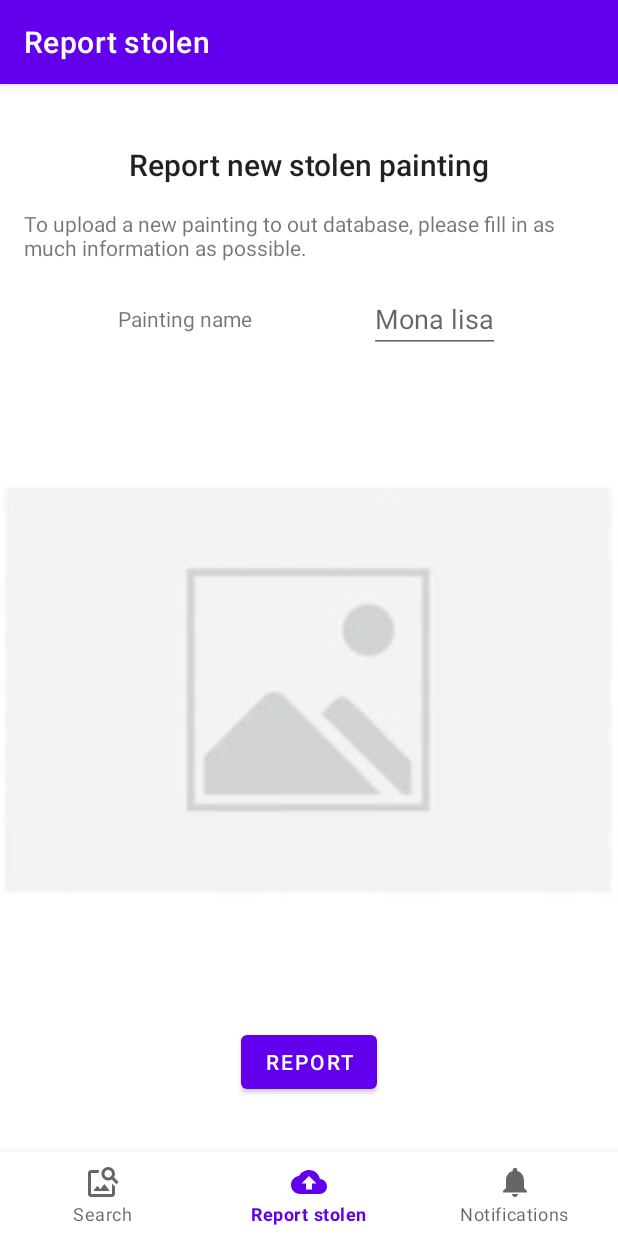
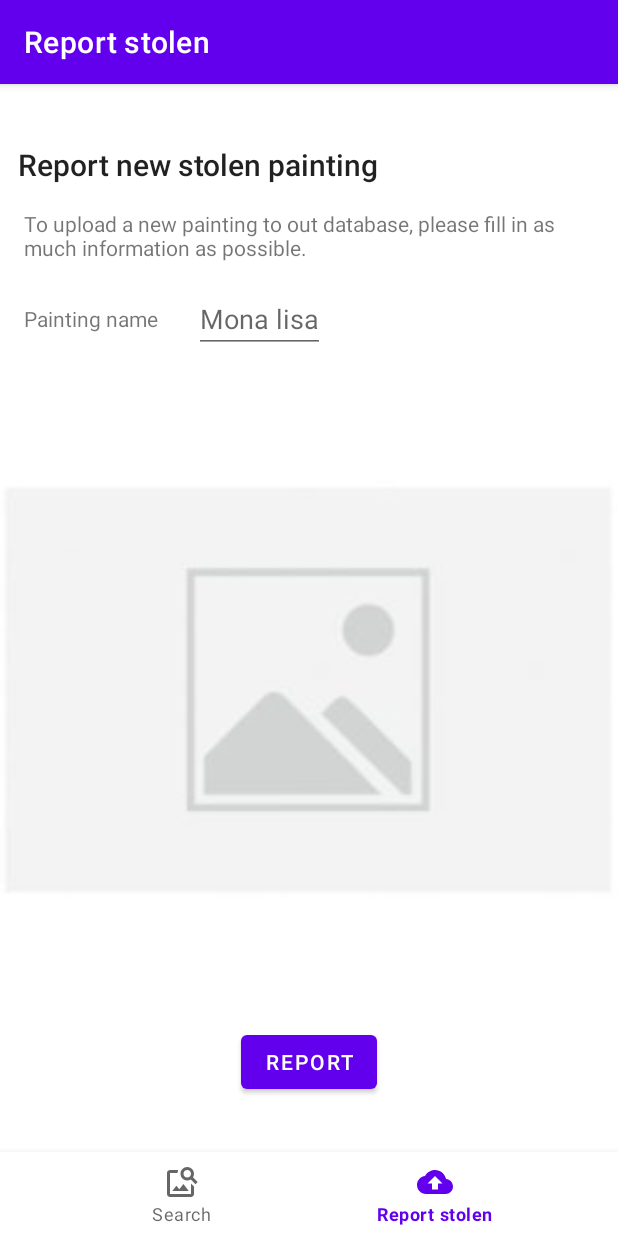
Before and after one commit to opendatalabcz/stolen-art, an Android app: the ReportStolenFragment screen opened through its navigation route, on a phone screen of 412 x 824 dp. Run offline under Robolectric (Android 15) with nearby library versions, the light colour scheme and no system bars; our stand-ins replace navigation-ui.

Commit message:
Minor design changes

```diff
--- a/Stolen-Art-Finder/app/src/main/res/layout/fragment_report_stolen.xml
+++ b/Stolen-Art-Finder/app/src/main/res/layout/fragment_report_stolen.xml
@@ -14,8 +14,8 @@
         android:layout_width="wrap_content"
         android:layout_height="wrap_content"
         android:layout_marginTop="40dp"
+        android:layout_marginStart="12dp"
         android:text="@string/title_report_stolen_fragment"
-        app:layout_constraintEnd_toEndOf="parent"
         app:layout_constraintStart_toStartOf="parent"
         app:layout_constraintTop_toTopOf="parent">
 
@@ -37,22 +37,23 @@
         android:layout_width="wrap_content"
         android:layout_height="wrap_content"
         android:layout_marginTop="12dp"
+        android:layout_marginStart="16dp"
         android:text="@string/painting_name"
         app:layout_constraintEnd_toStartOf="@+id/painting_name_edit_text"
         app:layout_constraintHorizontal_bias="0.5"
         app:layout_constraintStart_toStartOf="parent"
-        app:layout_constraintTop_toBottomOf="@+id/textView3"></TextView>
+        app:layout_constraintTop_toBottomOf="@+id/textView3"/>
 
     <EditText
         android:id="@+id/painting_name_edit_text"
         android:layout_width="wrap_content"
         android:layout_height="wrap_content"
         android:hint="@string/painting_name_hint"
+        android:layout_marginStart="24dp"
         app:layout_constraintBottom_toBottomOf="@+id/textView"
-        app:layout_constraintEnd_toEndOf="parent"
         app:layout_constraintHorizontal_bias="0.5"
         app:layout_constraintStart_toEndOf="@+id/textView"
-        app:layout_constraintTop_toTopOf="@+id/textView"></EditText>
+        app:layout_constraintTop_toTopOf="@+id/textView"/>
 
 
     <Button
@@ -63,7 +64,7 @@
         android:text="@string/report_button"
         app:layout_constraintBottom_toBottomOf="parent"
         app:layout_constraintEnd_toEndOf="parent"
-        app:layout_constraintStart_toStartOf="parent"></Button>
+        app:layout_constraintStart_toStartOf="parent"/>
 
     <ImageView
         android:id="@+id/reported_painting"
--- a/Stolen-Art-Finder/app/src/main/res/menu/bottom_nav_menu.xml
+++ b/Stolen-Art-Finder/app/src/main/res/menu/bottom_nav_menu.xml
@@ -11,9 +11,9 @@
         android:icon="@drawable/ic_baseline_cloud_upload_24"
         android:title="@string/title_report_stolen" />
 
-    <item
+    <!-- item
         android:id="@+id/navigation_notifications"
         android:icon="@drawable/ic_notifications_black_24dp"
-        android:title="@string/title_notifications" />
+        android:title="@string/title_notifications" /-->
 
 </menu>
```
